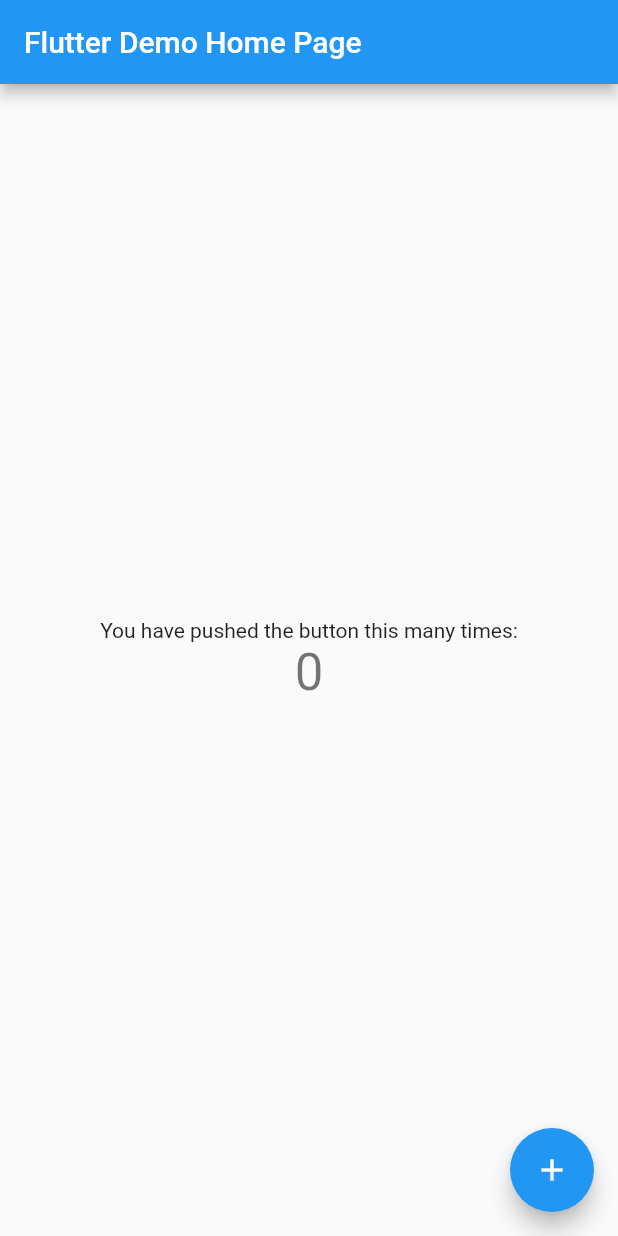
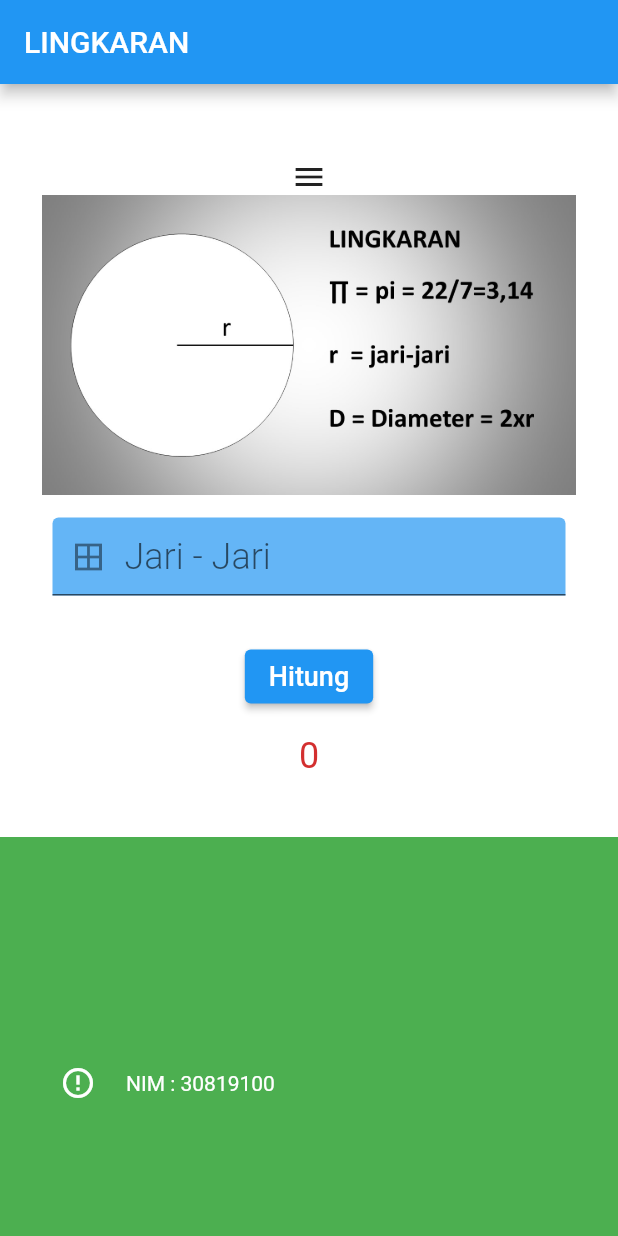
Before and after one commit to rickyperwiratanzil20/sonya_flutter_application, a Flutter app: the screen it shows after launch, on a phone screen of 412 x 824 dp. Run offline on Flutter 3.47's test engine with Material 2 defaults, Android fonts, the phone set to English and light mode, and no system bars.

Commit message:
Menambahkan Proyek Tugas Ke - 5

```diff
--- /dev/null
+++ b/lib/calculate_screen.dart
@@ -0,0 +1,173 @@
+import 'package:flutter/material.dart';
+import 'dart:math';
+
+class AreaCalculator extends StatefulWidget {
+  @override
+  _AreaCalculatorState createState() => _AreaCalculatorState();
+}
+
+class _AreaCalculatorState extends State<AreaCalculator> {
+  double xOffset = 0;
+  double yOffset = 0;
+
+  bool isDrawerOpen = false;
+
+  String result = '0';
+  double width = 0;
+  double height = 0;
+
+  final TextEditingController widthController = TextEditingController();
+  final TextEditingController heightController = TextEditingController();
+
+  @override
+  void initState() {
+    super.initState();
+    result = '0';
+    widthController.addListener(updateWidth);
+    heightController.addListener(updateHeight);
+  }
+
+  @override
+  Widget build(BuildContext context) {
+    return AnimatedContainer(
+      transform: Matrix4.translationValues(xOffset, yOffset, 0)
+        ..scale(isDrawerOpen ? 0.85 : 1.00)
+        ..rotateZ(isDrawerOpen ? -50 : 0),
+      duration: Duration(milliseconds: 200),
+      decoration: BoxDecoration(
+        color: Colors.white,
+        borderRadius:
+            isDrawerOpen ? BorderRadius.circular(40) : BorderRadius.circular(0),
+      ),
+      child: SingleChildScrollView(
+        child: Column(
+          children: <Widget>[
+            SizedBox(
+              height: 50,
+            ),
+            Container(
+              margin: EdgeInsets.symmetric(horizontal: 20),
+              child: Column(
+                mainAxisAlignment: MainAxisAlignment.spaceBetween,
+                children: <Widget>[
+                  isDrawerOpen
+                      ? GestureDetector(
+                          child: Icon(Icons.arrow_back_ios),
+                          onTap: () {
+                            setState(() {
+                              xOffset = 0;
+                              yOffset = 0;
+                              isDrawerOpen = false;
+                            });
+                          },
+                        )
+                      : GestureDetector(
+                          child: Icon(Icons.menu),
+                          onTap: () {
+                            setState(() {
+                              xOffset = 290;
+                              yOffset = 80;
+                              isDrawerOpen = true;
+                            });
+                          },
+                        ),
+                  //dropdown
+                  Image(
+                    height: 200,
+                    fit: BoxFit.cover,
+                    image: AssetImage('assets/lingkaran.jpg'),
+                  ),
+                  //width
+                  AreaTextField(widthController, 'Jari - Jari'),
+                  //height
+                  Container(
+                    margin: EdgeInsets.all(15.0),
+                    child: ElevatedButton(
+                      child: Text(
+                        'Hitung',
+                        style: TextStyle(fontSize: 18.0),
+                      ),
+                      onPressed: calculateArea,
+                    ),
+                  ),
+                  Text(
+                    result,
+                    style: TextStyle(
+                      fontSize: 24.0,
+                      color: Colors.red[700],
+                    ),
+                  ),
+                ],
+              ),
+            ),
+            SizedBox(
+              height: 40,
+            ),
+          ],
+        ),
+      ),
+    );
+  }
+
+  void calculateArea() {
+    double luas;
+    double keliling;
+
+    luas = 3.14 * width * width;
+    keliling = 2 * 3.14 * width;
+
+    setState(() {
+      result = 'Luasnya Adalah ' +
+          luas.toString() +
+          ' dan Kelilingnya adalah ' +
+          keliling.toString();
+    });
+  }
+
+  void updateWidth() {
+    setState(() {
+      if (widthController.text != '') {
+        width = double.parse(widthController.text);
+      } else {
+        width = 0;
+      }
+    });
+  }
+
+  void updateHeight() {
+    setState(() {
+      if (heightController.text != '') {
+        height = double.parse(heightController.text);
+      } else {
+        height = 0;
+      }
+    });
+  }
+}
+
+class AreaTextField extends StatelessWidget {
+  AreaTextField(this.controller, this.hint);
+
+  final TextEditingController controller;
+  final String hint;
+
+  @override
+  Widget build(BuildContext context) {
+    return Container(
+        margin: EdgeInsets.all(15.0),
+        child: TextField(
+          controller: controller,
+          keyboardType: TextInputType.number,
+          style: TextStyle(
+              color: Colors.red[700],
+              fontWeight: FontWeight.w300,
+              fontSize: 24.0),
+          decoration: InputDecoration(
+            prefixIcon: Icon(Icons.border_all),
+            filled: true,
+            fillColor: Colors.blue[300],
+            hintText: hint,
+          ),
+        ));
+  }
+}
--- /dev/null
+++ b/lib/drawer_screen.dart
@@ -0,0 +1,89 @@
+// ignore_for_file: prefer_const_constructors, prefer_const_literals_to_create_immutables
+
+import 'package:flutter/material.dart';
+
+class DrawerScreen extends StatefulWidget {
+  @override
+  _DrawerScreenState createState() => _DrawerScreenState();
+}
+
+class _DrawerScreenState extends State<DrawerScreen> {
+  @override
+  Widget build(BuildContext context) {
+    return Container(
+      color: Colors.green,
+      child: Padding(
+        padding: EdgeInsets.only(top: 50, left: 40, bottom: 70),
+        child: Column(
+          mainAxisAlignment: MainAxisAlignment.spaceBetween,
+          children: <Widget>[
+            Row(
+              children: <Widget>[
+                CircleAvatar(
+                  child: ClipRRect(
+                    borderRadius: BorderRadius.circular(200),
+                    child: Image(
+                      fit: BoxFit.cover,
+                      image: AssetImage('assets/foto.jpeg'),
+                    ),
+                  ),
+                ),
+                SizedBox(
+                  width: 10,
+                ),
+                Text(
+                  'Sonya Legis',
+                  style: TextStyle(
+                      color: Colors.white,
+                      fontSize: 22,
+                      fontWeight: FontWeight.bold),
+                ),
+              ],
+            ),
+            Column(
+              children: <Widget>[
+                NewRow(
+                  text: 'NIM : 30819100',
+                  icon: Icons.error_outline,
+                ),
+                SizedBox(
+                  height: 20,
+                ),
+              ],
+            ),
+          ],
+        ),
+      ),
+    );
+  }
+}
+
+class NewRow extends StatelessWidget {
+  final IconData icon;
+  final String text;
+
+  const NewRow({
+    Key? key,
+    required this.icon,
+    required this.text,
+  }) : super(key: key);
+
+  @override
+  Widget build(BuildContext context) {
+    return Row(
+      children: <Widget>[
+        Icon(
+          icon,
+          color: Colors.white,
+        ),
+        SizedBox(
+          width: 20,
+        ),
+        Text(
+          text,
+          style: TextStyle(color: Colors.white),
+        )
+      ],
+    );
+  }
+}
--- a/lib/main.dart
+++ b/lib/main.dart
@@ -1,115 +1,27 @@
+// ignore_for_file: prefer_const_constructors
+
 import 'package:flutter/material.dart';
+import 'package:sonya_flutter_application/drawer_screen.dart';
+import 'package:sonya_flutter_application/calculate_screen.dart';
 
-void main() {
-  runApp(const MyApp());
-}
+void main() => runApp(MyApp());
 
 class MyApp extends StatelessWidget {
-  const MyApp({Key? key}) : super(key: key);
-
-  // This widget is the root of your application.
   @override
   Widget build(BuildContext context) {
     return MaterialApp(
-      title: 'Flutter Demo',
-      theme: ThemeData(
-        // This is the theme of your application.
-        //
-        // Try running your application with "flutter run". You'll see the
-        // application has a blue toolbar. Then, without quitting the app, try
-        // changing the primarySwatch below to Colors.green and then invoke
-        // "hot reload" (press "r" in the console where you ran "flutter run",
-        // or simply save your changes to "hot reload" in a Flutter IDE).
-        // Notice that the counter didn't reset back to zero; the application
-        // is not restarted.
-        primarySwatch: Colors.blue,
+      title: 'LINGKARAN',
+      home: Scaffold(
+        appBar: AppBar(
+          title: Text('LINGKARAN'),
+        ),
+        body: Stack(
+          children: [
+            DrawerScreen(),
+            AreaCalculator(),
+          ],
+        ),
       ),
-      home: const MyHomePage(title: 'Flutter Demo Home Page'),
     );
   }
 }
-
-class MyHomePage extends StatefulWidget {
-  const MyHomePage({Key? key, required this.title}) : super(key: key);
-
-  // This widget is the home page of your application. It is stateful, meaning
-  // that it has a State object (defined below) that contains fields that affect
-  // how it looks.
-
-  // This class is the configuration for the state. It holds the values (in this
-  // case the title) provided by the parent (in this case the App widget) and
-  // used by the build method of the State. Fields in a Widget subclass are
-  // always marked "final".
-
-  final String title;
-
-  @override
-  State<MyHomePage> createState() => _MyHomePageState();
-}
-
-class _MyHomePageState extends State<MyHomePage> {
-  int _counter = 0;
-
-  void _incrementCounter() {
-    setState(() {
-      // This call to setState tells the Flutter framework that something has
-      // changed in this State, which causes it to rerun the build method below
-      // so that the display can reflect the updated values. If we changed
-      // _counter without calling setState(), then the build method would not be
-      // called again, and so nothing would appear to happen.
-      _counter++;
-    });
-  }
-
-  @override
-  Widget build(BuildContext context) {
-    // This method is rerun every time setState is called, for instance as done
-    // by the _incrementCounter method above.
-    //
-    // The Flutter framework has been optimized to make rerunning build methods
-    // fast, so that you can just rebuild anything that needs updating rather
-    // than having to individually change instances of widgets.
-    return Scaffold(
-      appBar: AppBar(
-        // Here we take the value from the MyHomePage object that was created by
-        // the App.build method, and use it to set our appbar title.
-        title: Text(widget.title),
-      ),
-      body: Center(
-        // Center is a layout widget. It takes a single child and positions it
-        // in the middle of the parent.
-        child: Column(
-          // Column is also a layout widget. It takes a list of children and
-          // arranges them vertically. By default, it sizes itself to fit its
-          // children horizontally, and tries to be as tall as its parent.
-          //
-          // Invoke "debug painting" (press "p" in the console, choose the
-          // "Toggle Debug Paint" action from the Flutter Inspector in Android
-          // Studio, or the "Toggle Debug Paint" command in Visual Studio Code)
-          // to see the wireframe for each widget.
-          //
-          // Column has various properties to control how it sizes itself and
-          // how it positions its children. Here we use mainAxisAlignment to
-          // center the children vertically; the main axis here is the vertical
-          // axis because Columns are vertical (the cross axis would be
-          // horizontal).
-          mainAxisAlignment: MainAxisAlignment.center,
-          children: <Widget>[
-            const Text(
-              'You have pushed the button this many times:',
-            ),
-            Text(
-              '$_counter',
-              style: Theme.of(context).textTheme.headline4,
-            ),
-          ],
-        ),
-      ),
-      floatingActionButton: FloatingActionButton(
-        onPressed: _incrementCounter,
-        tooltip: 'Increment',
-        child: const Icon(Icons.add),
-      ), // This trailing comma makes auto-formatting nicer for build methods.
-    );
-  }
-}
--- a/pubspec.yaml
+++ b/pubspec.yaml
@@ -56,7 +56,8 @@ flutter:
   # included with your application, so that you can use the icons in
   # the material Icons class.
   uses-material-design: true
-
+  assets:
+    - assets/
   # To add assets to your application, add an assets section, like this:
   # assets:
   #   - images/a_dot_burr.jpeg
```
Also changed, not shown: assets/Group.jpg (added), assets/bird.png (added), assets/cat.png (added), assets/dog.png (added), assets/fish.png (added), assets/foto.jpeg (added), assets/fox.png (added), assets/lingkaran.jpg (added), assets/lingkaran.png (added), assets/monkey.png (added), assets/owl.png (added), assets/turtle.png (added), 1 other file.
